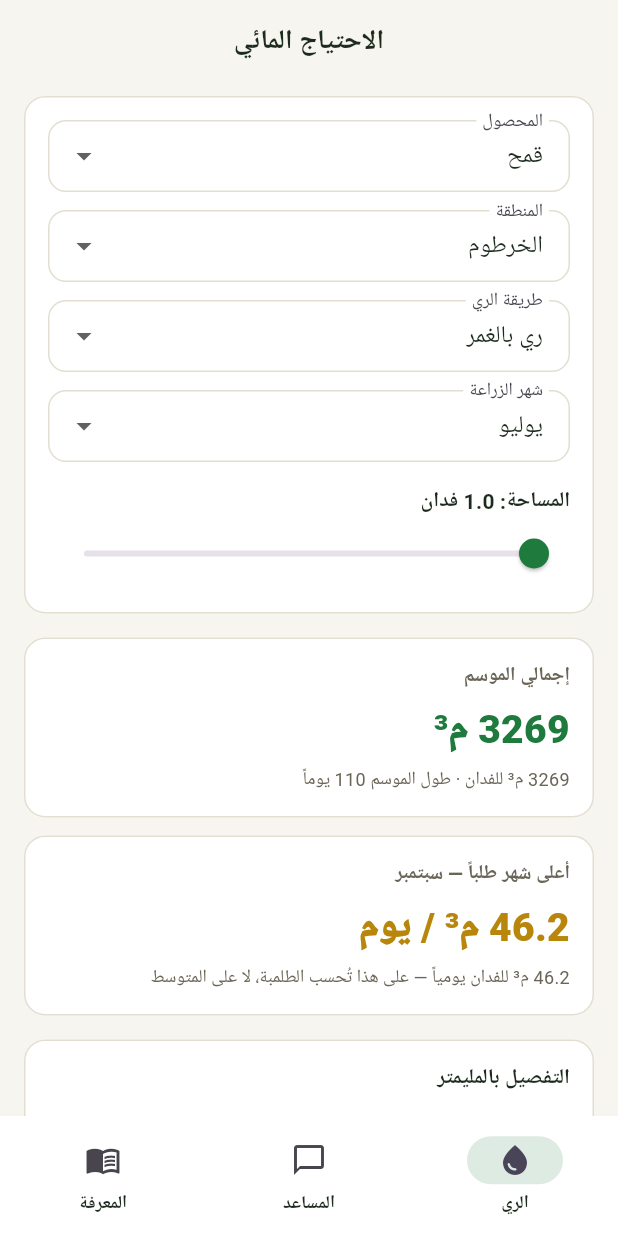
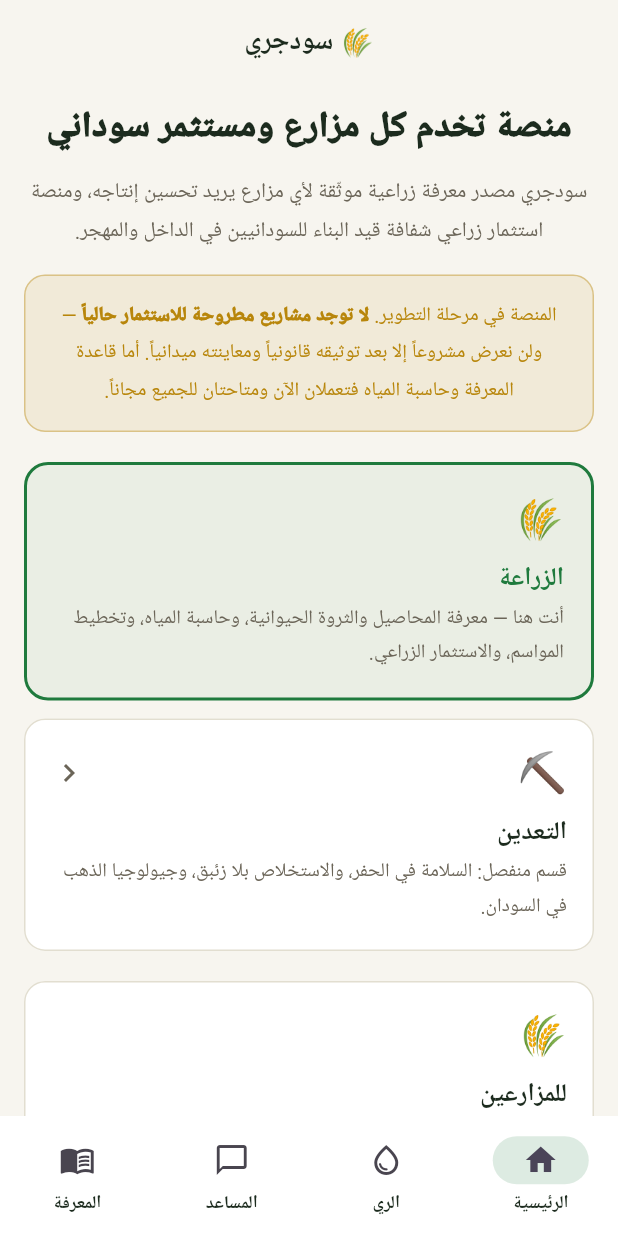
Before and after one commit to mohammed981-tjn/zadam, a Flutter app: the screen it shows after launch, on a phone screen of 412 x 824 dp. Run offline on Flutter 3.47's test engine with Material 3 defaults, Android fonts, the phone set to English and light mode, and no system bars.

Commit message:
Give the app the website's front page, word for word
The app opened on a calculator. The website opens by saying what the
platform is and, more importantly, what it is not yet — that no project
is on offer, and that none will be shown before it is documented and
inspected. Someone reading the site on a borrowed laptop and the app on
their own phone was meeting two different products.

So the landing screen is the website's, copy included. Not paraphrased:
the notice about nothing being on offer is the platform's central claim
about itself, and a claim that softens on its way to a second surface is
worth less on both.

Mining keeps its own screen, reached the same way it is on the web.
Mixing it into the agricultural feed confuses whoever came for one of
the two, and the safety material there — mercury-free extraction, pit
collapse — is not something to meet by accident between two entries
about sorghum.

The API client grew a shared reader along the way, so the three tables it
now touches do not each carry their own copy of the same fetch, timeout
and status handling.

```diff
--- a/mobile/lib/api.dart
+++ b/mobile/lib/api.dart
@@ -57,6 +57,37 @@ class KnowledgeEntry {
       );
 }
 
+/// An investment opportunity as the landing page shows it.
+class Project {
+  const Project({
+    required this.name,
+    required this.location,
+    required this.description,
+    this.totalFeddans,
+    this.pricePerShare,
+    this.expectedAnnualReturn,
+    this.riskLevel,
+  });
+
+  final String name;
+  final String location;
+  final String description;
+  final num? totalFeddans;
+  final num? pricePerShare;
+  final num? expectedAnnualReturn;
+  final String? riskLevel;
+
+  factory Project.fromJson(Map<String, dynamic> json) => Project(
+        name: json['name'] as String? ?? '',
+        location: json['location'] as String? ?? '',
+        description: json['description'] as String? ?? '',
+        totalFeddans: json['total_feddans'] as num?,
+        pricePerShare: json['price_per_share'] as num?,
+        expectedAnnualReturn: json['expected_annual_return'] as num?,
+        riskLevel: json['risk_level'] as String?,
+      );
+}
+
 /// Raised for anything the caller should show the user rather than swallow.
 class ApiException implements Exception {
   ApiException(this.message);
@@ -72,34 +103,17 @@ class SudagriApi {
 
   static const _timeout = Duration(seconds: 30);
 
-  /// The published knowledge entries.
-  ///
-  /// Deliberately mirrors the website's filter: assistant_only entries are
-  /// regional reference material for the assistant to read, not a reading list
-  /// to put in front of a farmer, and showing them here would bury the
-  /// Sudan-specific ones under thirty foreign entries.
-  Future<List<KnowledgeEntry>> knowledge({String? search}) async {
+  /// One PostgREST read, with the two failures a caller actually needs to tell
+  /// apart: the network never answered, and the server refused.
+  Future<List<Map<String, dynamic>>> _get(
+    String table,
+    Map<String, String> params,
+  ) async {
     if (!ApiConfig.isConfigured) {
       throw ApiException('التطبيق غير مضبوط للاتصال بالخادم.');
     }
 
-    final params = <String, String>{
-      'select': 'crop,topic,title,content,source_country,source_note',
-      'assistant_only': 'eq.false',
-      'order': 'created_at.desc',
-      'limit': '200',
-    };
-
-    if (search != null && search.trim().isNotEmpty) {
-      // PostgREST treats a comma as the or() separator, so a comma inside the
-      // pattern would be read as another condition and silently change the
-      // query. Stripping it is enough here because the rest of the pattern is
-      // percent-encoded by Uri.
-      final safe = search.trim().replaceAll(',', ' ');
-      params['or'] = '(title.ilike.*$safe*,content.ilike.*$safe*,crop.ilike.*$safe*)';
-    }
-
-    final uri = Uri.parse('${ApiConfig.supabaseUrl}/rest/v1/knowledge_entries')
+    final uri = Uri.parse('${ApiConfig.supabaseUrl}/rest/v1/$table')
         .replace(queryParameters: params);
 
     late final http.Response res;
@@ -113,13 +127,60 @@ class SudagriApi {
     }
 
     if (res.statusCode != 200) {
-      throw ApiException('تعذّر تحميل قاعدة المعرفة (${res.statusCode}).');
+      throw ApiException('تعذّر تحميل البيانات (${res.statusCode}).');
     }
 
-    final decoded = jsonDecode(utf8.decode(res.bodyBytes)) as List<dynamic>;
-    return decoded
-        .map((e) => KnowledgeEntry.fromJson(e as Map<String, dynamic>))
-        .toList();
+    return (jsonDecode(utf8.decode(res.bodyBytes)) as List<dynamic>)
+        .cast<Map<String, dynamic>>();
+  }
+
+  /// The projects the landing page lists.
+  ///
+  /// Mirrors the website's filter exactly: drafts are excluded, because a draft
+  /// is a project whose documentation is not finished, and the platform's whole
+  /// claim is that nothing is shown before it is verified.
+  Future<List<Project>> projects() async {
+    final rows = await _get('projects', {
+      'select':
+          'name,location,description,total_feddans,price_per_share,expected_annual_return,risk_level',
+      'status': 'neq.draft',
+      'order': 'created_at.desc',
+    });
+    return rows.map((e) => Project.fromJson(e)).toList();
+  }
+
+  /// The published knowledge entries.
+  ///
+  /// Deliberately mirrors the website's filter: assistant_only entries are
+  /// regional reference material for the assistant to read, not a reading list
+  /// to put in front of a farmer, and showing them here would bury the
+  /// Sudan-specific ones under thirty foreign entries.
+  Future<List<KnowledgeEntry>> knowledge({
+    String? search,
+    int limit = 200,
+    /// Mining lives in its own section on the website — mixing it into the
+    /// agricultural feed is what confuses a visitor who came for one of the two.
+    bool mining = false,
+  }) async {
+    final params = <String, String>{
+      'select': 'crop,topic,title,content,source_country,source_note',
+      'assistant_only': 'eq.false',
+      'crop': mining ? 'eq.تعدين' : 'neq.تعدين',
+      'order': 'created_at.desc',
+      'limit': '$limit',
+    };
+
+    if (search != null && search.trim().isNotEmpty) {
+      // PostgREST treats a comma as the or() separator, so a comma inside the
+      // pattern would be read as another condition and silently change the
+      // query. Stripping it is enough here because the rest of the pattern is
+      // percent-encoded by Uri.
+      final safe = search.trim().replaceAll(',', ' ');
+      params['or'] = '(title.ilike.*$safe*,content.ilike.*$safe*,crop.ilike.*$safe*)';
+    }
+
+    final rows = await _get('knowledge_entries', params);
+    return rows.map((e) => KnowledgeEntry.fromJson(e)).toList();
   }
 
   /// Asks the assistant, returning its answer and which engine produced it.
--- a/mobile/lib/main.dart
+++ b/mobile/lib/main.dart
@@ -1,10 +1,14 @@
 /// سودجري — the mobile app.
 ///
-/// Three things, chosen because they are what a farmer standing in a field
-/// actually needs: how much water the crop wants, an assistant that answers in
-/// Arabic, and the knowledge base to read directly. Registering land and
-/// documenting a season stay on the web for now — they involve uploads and
-/// review queues that deserve their own design rather than a cramped port.
+/// Four screens: the platform's own landing page, the FAO-56 water requirement,
+/// the assistant, and the knowledge base. Registering land and documenting a
+/// season stay on the web for now — they involve uploads and review queues that
+/// deserve their own design rather than a cramped port.
+///
+/// The landing screen carries the website's copy verbatim, including the notice
+/// that nothing is on offer yet. Someone who reads the site on a borrowed
+/// laptop and the app on their own phone should meet the same platform saying
+/// the same things.
 ///
 /// The water calculator works with no connection at all. That is not a
 /// convenience: signal in the schemes is unreliable, and a tool that only works
@@ -15,6 +19,7 @@ import 'package:flutter/material.dart';
 import 'package:flutter_localizations/flutter_localizations.dart';
 
 import 'screens/assistant_screen.dart';
+import 'screens/home_screen.dart';
 import 'screens/knowledge_screen.dart';
 import 'screens/water_screen.dart';
 import 'theme.dart';
@@ -58,6 +63,7 @@ class _HomeShellState extends State<HomeShell> {
   // IndexedStack rather than swapping the child, so a half-finished
   // calculation or a conversation survives a glance at another tab.
   static const _screens = [
+    HomeScreen(),
     WaterScreen(),
     AssistantScreen(),
     KnowledgeScreen(),
@@ -71,6 +77,11 @@ class _HomeShellState extends State<HomeShell> {
         selectedIndex: _index,
         onDestinationSelected: (i) => setState(() => _index = i),
         destinations: const [
+          NavigationDestination(
+            icon: Icon(Icons.home_outlined),
+            selectedIcon: Icon(Icons.home),
+            label: 'الرئيسية',
+          ),
           NavigationDestination(
             icon: Icon(Icons.water_drop_outlined),
             selectedIcon: Icon(Icons.water_drop),
--- /dev/null
+++ b/mobile/lib/screens/home_screen.dart
@@ -0,0 +1,466 @@
+/// The landing page, as the website presents it.
+///
+/// The copy here is the website's, word for word, and deliberately so. A farmer
+/// who reads the site on a borrowed laptop and the app on their own phone
+/// should meet the same platform saying the same things — most of all the
+/// notice that nothing is on offer yet, which is the platform's central claim
+/// about itself and must not soften in translation to a second surface.
+library;
+
+import 'package:flutter/material.dart';
+
+import '../api.dart';
+import '../theme.dart';
+import 'mining_screen.dart';
+
+class HomeScreen extends StatefulWidget {
+  const HomeScreen({super.key});
+
+  @override
+  State<HomeScreen> createState() => _HomeScreenState();
+}
+
+class _HomeScreenState extends State<HomeScreen> {
+  final _api = SudagriApi();
+  late Future<({List<Project> projects, List<KnowledgeEntry> knowledge})> _future;
+
+  @override
+  void initState() {
+    super.initState();
+    _future = _load();
+  }
+
+  @override
+  void dispose() {
+    _api.dispose();
+    super.dispose();
+  }
+
+  Future<({List<Project> projects, List<KnowledgeEntry> knowledge})>
+      _load() async {
+    // Both reads at once: they are independent, and doing them in sequence
+    // would double the wait on a slow connection for no reason.
+    final results = await Future.wait([
+      _api.projects(),
+      _api.knowledge(limit: 6),
+    ]);
+    return (
+      projects: results[0] as List<Project>,
+      knowledge: results[1] as List<KnowledgeEntry>,
+    );
+  }
+
+  @override
+  Widget build(BuildContext context) {
+    return Scaffold(
+      appBar: AppBar(title: const Text('🌾 سودجري')),
+      body: RefreshIndicator(
+        onRefresh: () async => setState(() => _future = _load()),
+        child: ListView(
+          padding: const EdgeInsets.fromLTRB(16, 4, 16, 32),
+          children: [
+            const _Hero(),
+            const SizedBox(height: 20),
+            const _SectionChoice(),
+            const SizedBox(height: 20),
+            const _Audiences(),
+            const SizedBox(height: 24),
+            FutureBuilder(
+              future: _future,
+              builder: (context, snapshot) {
+                if (snapshot.connectionState == ConnectionState.waiting) {
+                  return const Padding(
+                    padding: EdgeInsets.symmetric(vertical: 40),
+                    child: Center(child: CircularProgressIndicator()),
+                  );
+                }
+
+                if (snapshot.hasError) {
+                  return _Card(
+                    child: Column(
+                      children: [
+                        Icon(Icons.cloud_off, size: 40, color: mutedOn(context)),
+                        const SizedBox(height: 12),
+                        Text('${snapshot.error}',
+                            textAlign: TextAlign.center,
+                            style: TextStyle(color: mutedOn(context))),
+                        const SizedBox(height: 16),
+                        FilledButton(
+                          onPressed: () =>
+                              setState(() => _future = _load()),
+                          child: const Text('إعادة المحاولة'),
+                        ),
+                      ],
+                    ),
+                  );
+                }
+
+                final data = snapshot.data!;
+                return Column(
+                  crossAxisAlignment: CrossAxisAlignment.stretch,
+                  children: [
+                    const _Heading('المشاريع المتاحة'),
+                    const SizedBox(height: 12),
+                    if (data.projects.isEmpty)
+                      const _NoProjects()
+                    else
+                      ...data.projects.map((p) => Padding(
+                            padding: const EdgeInsets.only(bottom: 12),
+                            child: _ProjectCard(project: p),
+                          )),
+                    const SizedBox(height: 28),
+                    const _Heading('قاعدة المعرفة الزراعية'),
+                    const SizedBox(height: 4),
+                    Text(
+                      'اسأل المساعد 💬 لمزيد من التفاصيل عن أي محصول',
+                      style:
+                          TextStyle(fontSize: 13, color: mutedOn(context)),
+                    ),
+                    const SizedBox(height: 12),
+                    ...data.knowledge.map((e) => Padding(
+                          padding: const EdgeInsets.only(bottom: 12),
+                          child: _KnowledgePreview(entry: e),
+                        )),
+                  ],
+                );
+              },
+            ),
+          ],
+        ),
+      ),
+    );
+  }
+}
+
+/* ------------------------------------------------------------------ */
+
+class _Hero extends StatelessWidget {
+  const _Hero();
+
+  @override
+  Widget build(BuildContext context) {
+    final accent = accentOn(context);
+
+    return Column(
+      children: [
+        const SizedBox(height: 8),
+        const Text(
+          'منصة تخدم كل مزارع ومستثمر سوداني',
+          textAlign: TextAlign.center,
+          style: TextStyle(
+              fontSize: 24, fontWeight: FontWeight.w900, height: 1.4),
+        ),
+        const SizedBox(height: 12),
+        Text(
+          'سودجري مصدر معرفة زراعية موثّقة لأي مزارع يريد تحسين إنتاجه، '
+          'ومنصة استثمار زراعي شفافة قيد البناء للسودانيين في الداخل والمهجر.',
+          textAlign: TextAlign.center,
+          style: TextStyle(color: mutedOn(context), height: 1.8),
+        ),
+        const SizedBox(height: 16),
+        // The platform's central honesty. It is not a disclaimer to be tucked
+        // away — it is the reason to trust everything else on the screen.
+        Container(
+          padding: const EdgeInsets.symmetric(horizontal: 16, vertical: 14),
+          decoration: BoxDecoration(
+            color: accent.withValues(alpha: 0.10),
+            border: Border.all(color: accent.withValues(alpha: 0.40)),
+            borderRadius: BorderRadius.circular(14),
+          ),
+          child: Text.rich(
+            TextSpan(
+              style: TextStyle(color: accent, fontSize: 13, height: 1.9),
+              children: const [
+                TextSpan(text: 'المنصة في مرحلة التطوير. '),
+                TextSpan(
+                  text: 'لا توجد مشاريع مطروحة للاستثمار حالياً',
+                  style: TextStyle(fontWeight: FontWeight.w900),
+                ),
+                TextSpan(
+                  text: ' — ولن نعرض مشروعاً إلا بعد توثيقه قانونياً ومعاينته '
+                      'ميدانياً. أما قاعدة المعرفة وحاسبة المياه فتعملان الآن '
+                      'ومتاحتان للجميع مجاناً.',
+                ),
+              ],
+            ),
+            textAlign: TextAlign.center,
+          ),
+        ),
+      ],
+    );
+  }
+}
+
+class _SectionChoice extends StatelessWidget {
+  const _SectionChoice();
+
+  @override
+  Widget build(BuildContext context) {
+    final scheme = Theme.of(context).colorScheme;
+
+    return Column(
+      children: [
+        Container(
+          width: double.infinity,
+          padding: const EdgeInsets.all(18),
+          decoration: BoxDecoration(
+            color: scheme.primary.withValues(alpha: 0.06),
+            border: Border.all(color: scheme.primary, width: 2),
+            borderRadius: BorderRadius.circular(16),
+          ),
+          child: Column(
+            crossAxisAlignment: CrossAxisAlignment.start,
+            children: [
+              const Text('🌾', style: TextStyle(fontSize: 26)),
+              const SizedBox(height: 8),
+              Text('الزراعة',
+                  style: TextStyle(
+                      fontSize: 17,
+                      fontWeight: FontWeight.w800,
+                      color: scheme.primary)),
+              const SizedBox(height: 4),
+              Text(
+                'أنت هنا — معرفة المحاصيل والثروة الحيوانية، وحاسبة المياه، '
+                'وتخطيط المواسم، والاستثمار الزراعي.',
+                style: TextStyle(
+                    fontSize: 13, color: mutedOn(context), height: 1.7),
+              ),
+            ],
+          ),
+        ),
+        const SizedBox(height: 12),
+        _Card(
+          onTap: () => Navigator.of(context).push(
+            MaterialPageRoute(builder: (_) => const MiningScreen()),
+          ),
+          child: Column(
+            crossAxisAlignment: CrossAxisAlignment.start,
+            children: [
+              Row(
+                mainAxisAlignment: MainAxisAlignment.spaceBetween,
+                children: [
+                  const Text('⛏️', style: TextStyle(fontSize: 26)),
+                  Icon(Icons.chevron_left, color: mutedOn(context)),
+                ],
+              ),
+              const SizedBox(height: 8),
+              const Text('التعدين',
+                  style:
+                      TextStyle(fontSize: 17, fontWeight: FontWeight.w800)),
+              const SizedBox(height: 4),
+              Text(
+                'قسم منفصل: السلامة في الحفر، والاستخلاص بلا زئبق، وجيولوجيا '
+                'الذهب في السودان.',
+                style: TextStyle(
+                    fontSize: 13, color: mutedOn(context), height: 1.7),
+              ),
+            ],
+          ),
+        ),
+      ],
+    );
+  }
+}
+
+class _Audiences extends StatelessWidget {
+  const _Audiences();
+
+  @override
+  Widget build(BuildContext context) {
+    return Column(
+      children: [
+        _Card(
+          child: Column(
+            crossAxisAlignment: CrossAxisAlignment.start,
+            children: [
+              const Text('🌾', style: TextStyle(fontSize: 26)),
+              const SizedBox(height: 8),
+              const Text('للمزارعين',
+                  style:
+                      TextStyle(fontSize: 17, fontWeight: FontWeight.w800)),
+              const SizedBox(height: 6),
+              Text(
+                'اسأل مساعد سودجري الذكي 💬 عن أي محصول أو ماشية — تربة، ري، '
+                'آفات، أصناف. قاعدة معرفة موثّقة مبنية على تجارب دول رائدة '
+                'زراعياً، مع تنبيه دائم متى تحتاج المعلومة تحققاً محلياً قبل '
+                'تطبيقها.',
+                style: TextStyle(
+                    fontSize: 13, color: mutedOn(context), height: 1.8),
+              ),
+            ],
+          ),
+        ),
+        const SizedBox(height: 12),
+        _Card(
+          child: Column(
+            crossAxisAlignment: CrossAxisAlignment.start,
+            children: [
+              const Text('💰', style: TextStyle(fontSize: 26)),
+              const SizedBox(height: 8),
+              const Text('للمستثمرين',
+                  style:
+                      TextStyle(fontSize: 17, fontWeight: FontWeight.w800)),
+              const SizedBox(height: 6),
+              Text(
+                'هكذا ستعمل المنصة: مشاريع موثّقة قانونياً ومعاينة ميدانياً، '
+                'متابعة دورية بالتقارير والصور، وحصص تبدأ من مبالغ صغيرة تناسب '
+                'المموّل الصغير والمغترب. سجّل اهتمامك الآن لنبلغك عند فتح باب '
+                'الاستثمار.',
+                style: TextStyle(
+                    fontSize: 13, color: mutedOn(context), height: 1.8),
+              ),
+            ],
+          ),
+        ),
+      ],
+    );
+  }
+}
+
+class _NoProjects extends StatelessWidget {
+  const _NoProjects();
+
+  @override
+  Widget build(BuildContext context) {
+    return _Card(
+      child: Column(
+        children: [
+          const Text('🌱', style: TextStyle(fontSize: 34)),
+          const SizedBox(height: 10),
+          const Text('لا توجد مشاريع مطروحة بعد',
+              style: TextStyle(fontWeight: FontWeight.w800)),
+          const SizedBox(height: 8),
+          Text(
+            'نحن لا نعرض مشروعاً حتى يكتمل توثيقه: إثبات حيازة الأرض، ومعاينة '
+            'ميدانية، وموافقة الجهة الزراعية. سجّل اهتمامك عبر مساعد سودجري '
+            'وسنبلغك أول ما يُطرح مشروع موثّق.',
+            textAlign: TextAlign.center,
+            style: TextStyle(
+                fontSize: 13, color: mutedOn(context), height: 1.8),
+          ),
+        ],
+      ),
+    );
+  }
+}
+
+class _ProjectCard extends StatelessWidget {
+  const _ProjectCard({required this.project});
+
+  final Project project;
+
+  @override
+  Widget build(BuildContext context) {
+    return _Card(
+      child: Column(
+        crossAxisAlignment: CrossAxisAlignment.start,
+        children: [
+          Text(project.name,
+              style:
+                  const TextStyle(fontSize: 16, fontWeight: FontWeight.w800)),
+          const SizedBox(height: 4),
+          Text(project.location,
+              style: TextStyle(fontSize: 13, color: mutedOn(context))),
+          const SizedBox(height: 8),
+          Text(project.description,
+              style: const TextStyle(fontSize: 13, height: 1.8)),
+        ],
+      ),
+    );
+  }
+}
+
+class _KnowledgePreview extends StatelessWidget {
+  const _KnowledgePreview({required this.entry});
+
+  final KnowledgeEntry entry;
+
+  @override
+  Widget build(BuildContext context) {
+    final scheme = Theme.of(context).colorScheme;
+
+    return _Card(
+      child: Column(
+        crossAxisAlignment: CrossAxisAlignment.start,
+        children: [
+          Wrap(
+            spacing: 8,
+            runSpacing: 6,
+            children: [
+              _Pill(entry.crop, colour: scheme.primary),
+              if (entry.sourceCountry != null)
+                _Pill(entry.sourceCountry!, colour: accentOn(context)),
+            ],
+          ),
+          const SizedBox(height: 10),
+          Text(entry.title,
+              style: const TextStyle(
+                  fontSize: 15, fontWeight: FontWeight.w800, height: 1.4)),
+          const SizedBox(height: 6),
+          Text(
+            entry.content,
+            maxLines: 4,
+            overflow: TextOverflow.ellipsis,
+            style: const TextStyle(fontSize: 13, height: 1.8),
+          ),
+        ],
+      ),
+    );
+  }
+}
+
+/* ------------------------------------------------------------------ *
+ * Shared bits
+ * ------------------------------------------------------------------ */
+
+class _Heading extends StatelessWidget {
+  const _Heading(this.text);
+  final String text;
+
+  @override
+  Widget build(BuildContext context) => Text(
+        text,
+        style: const TextStyle(fontSize: 18, fontWeight: FontWeight.w800),
+      );
+}
+
+class _Card extends StatelessWidget {
+  const _Card({required this.child, this.onTap});
+
+  final Widget child;
+  final VoidCallback? onTap;
+
+  @override
+  Widget build(BuildContext context) {
+    final card = Card(
+      child: Padding(padding: const EdgeInsets.all(18), child: child),
+    );
+
+    if (onTap == null) return card;
+
+    return InkWell(
+      onTap: onTap,
+      borderRadius: BorderRadius.circular(14),
+      child: card,
+    );
+  }
+}
+
+class _Pill extends StatelessWidget {
+  const _Pill(this.text, {required this.colour});
+
+  final String text;
+  final Color colour;
+
+  @override
+  Widget build(BuildContext context) => Container(
+        padding: const EdgeInsets.symmetric(horizontal: 10, vertical: 4),
+        decoration: BoxDecoration(
+          color: colour.withValues(alpha: 0.12),
+          borderRadius: BorderRadius.circular(20),
+        ),
+        child: Text(text,
+            style: TextStyle(
+                color: colour, fontSize: 11, fontWeight: FontWeight.w700)),
+      );
+}
```
Also changed, not shown: mobile/lib/screens/mining_screen.dart (added, +125 -0 lines).
